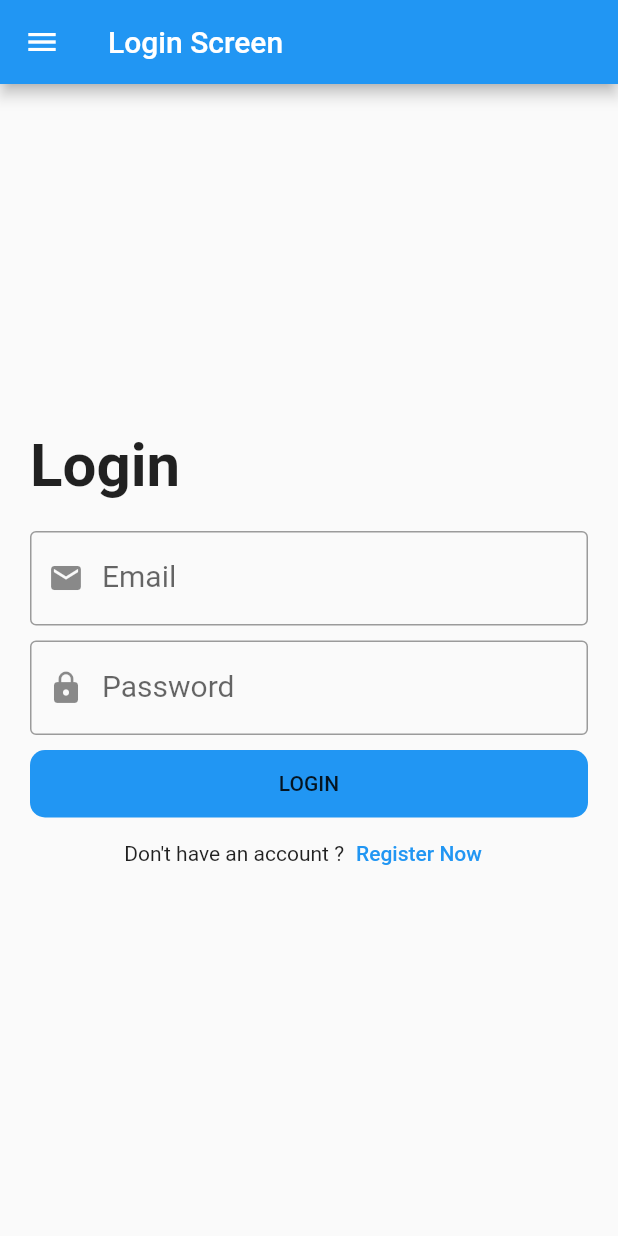
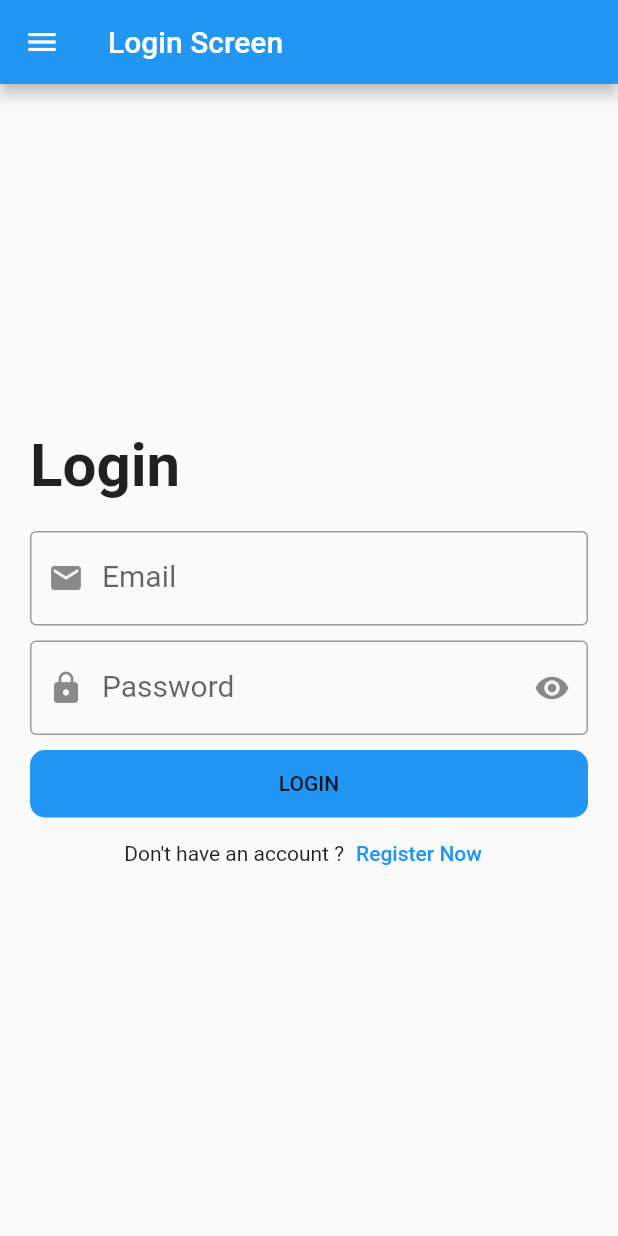
Before and after one commit to ahossny61/Flutter_training, a Flutter app: the screen it shows after launch, on a phone screen of 412 x 824 dp. Run offline on Flutter 3.47's test engine with Material 2 defaults, Android fonts, the phone set to English and light mode, and no system bars; missing offline and left inert: dart:ffi.

Commit message:
Add defaultFormField to resuable components .

```diff
--- a/lib/modules/login_screen.dart
+++ b/lib/modules/login_screen.dart
@@ -57,6 +57,9 @@ class LoginScreen extends StatelessWidget{
                          return null;
                        },
                        prefixIcon: Icons.lock,
+                       suffixIcon: Icons.remove_red_eye,
+                     isSecure: true,
+
                    ),
                    SizedBox(
                      height: 10.0,
--- a/lib/shared/components/components.dart
+++ b/lib/shared/components/components.dart
@@ -24,6 +24,7 @@ Widget defaultButton({
     );
 
 Widget defaultFormField({
+  bool isSecure=false,
   required String label,
   required TextEditingController controller,
   required TextInputType type,
@@ -31,17 +32,20 @@ Widget defaultFormField({
   void Function(String value)? onChangedFunc,
   required  String?Function(String ?value) onValidateFunc,
   required IconData prefixIcon,
-
+  IconData? suffixIcon,
 
 }) =>
     TextFormField(
+      obscureText:isSecure ,
       controller: controller,
       keyboardType: type,
       decoration: InputDecoration(
           labelText: label,
           //border: InputBorder.none
           border: OutlineInputBorder(),
-          prefixIcon: Icon(prefixIcon)),
+          prefixIcon: Icon(prefixIcon),
+          suffixIcon: suffixIcon!=null?Icon(suffixIcon):null,
+      ),
       onFieldSubmitted: onSubmitFunc,
       onChanged: onChangedFunc,
       style: TextStyle(fontSize: 20.0, color: Colors.blue),
```
